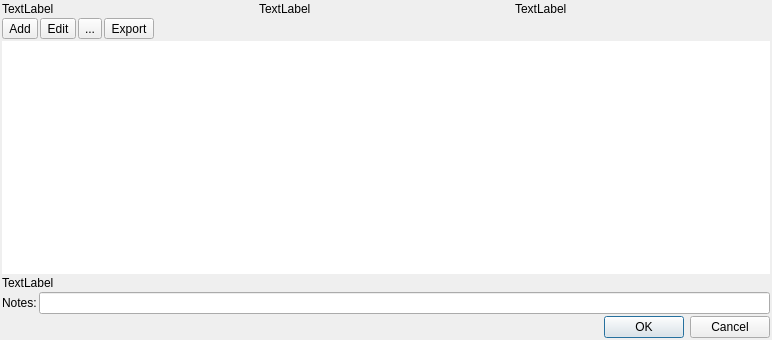
This is b6p/dlgplanificaciondia.ui in diegowald/b6p as Qt 5 draws it before an edit. The edited form follows.
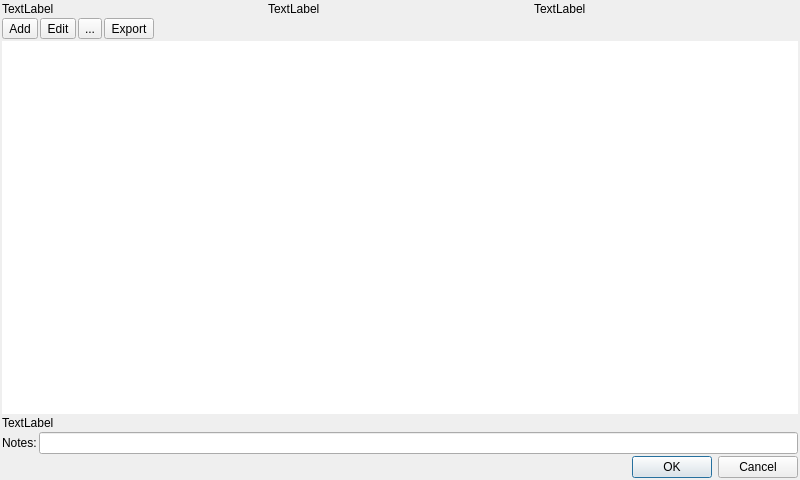
This is the edited form. Icons and pictures are not drawn.

Commit message: Fixed Window sizes. Fixed Warning.

The edit to the form file:
```diff
--- a/b6p/dlgplanificaciondia.ui
+++ b/b6p/dlgplanificaciondia.ui
@@ -6,8 +6,8 @@
    <rect>
     <x>0</x>
     <y>0</y>
-    <width>772</width>
-    <height>340</height>
+    <width>800</width>
+    <height>480</height>
    </rect>
   </property>
   <property name="windowTitle">
```
The commit also changes 3 other files.
